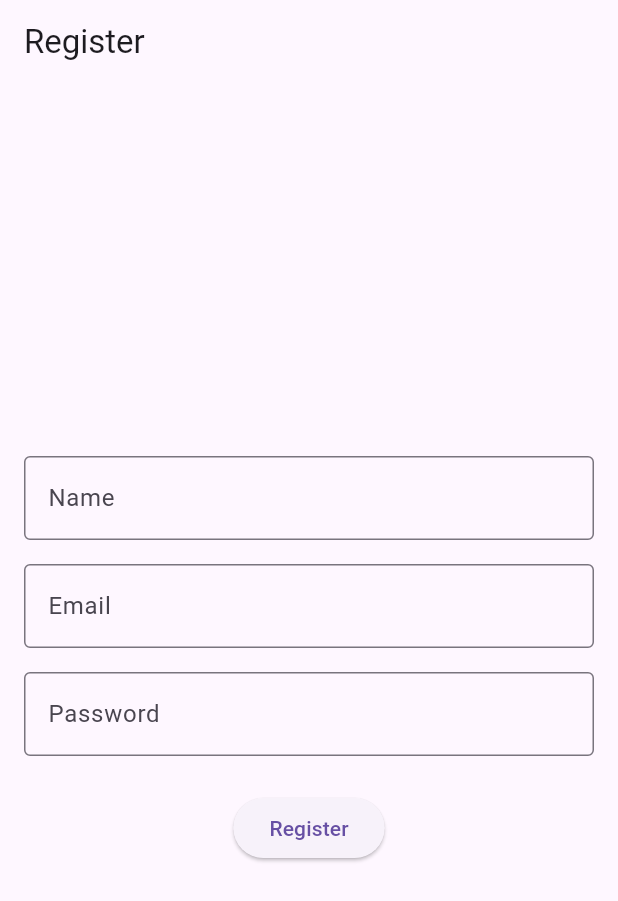
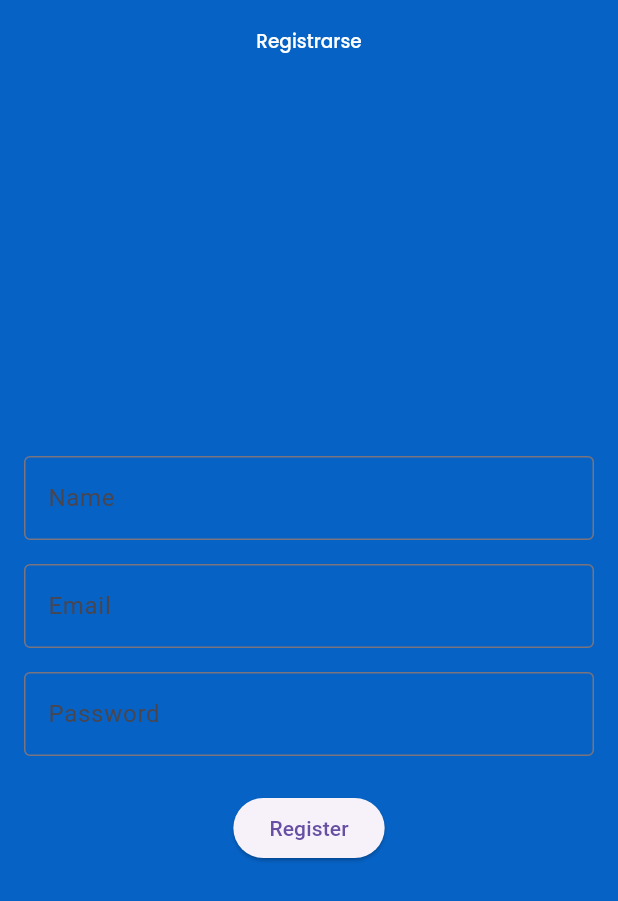
Before and after one commit to GeorgeLN/jules_psa, a Flutter app: the screen it shows after launch, on a phone screen of 412 x 824 dp. Shown: the top 901 px of the screen. Run offline on Flutter 3.47's test engine with Material 3 defaults, Android fonts, the phone set to English and light mode, and no system bars; our stand-ins replace audioplayers, carousel_slider, cloud_firestore, firebase_auth, firebase_core, firebase_storage and 3 more; accounts and stored records are empty.

Commit message:
Se realizan modificaciones

```diff
--- a/lib/presentation/screens/tablet/email_verification_tablet_screen.dart
+++ b/lib/presentation/screens/tablet/email_verification_tablet_screen.dart
@@ -7,7 +7,6 @@ import 'package:google_fonts/google_fonts.dart';
 import 'package:pain_scale_app/presentation/screens/screens.dart';
 
 class EmailVerificationTabletScreen extends StatefulWidget {
-
   const EmailVerificationTabletScreen({super.key});
 
   @override
--- a/lib/presentation/screens/tablet/first_tablet_screen.dart
+++ b/lib/presentation/screens/tablet/first_tablet_screen.dart
@@ -214,7 +214,7 @@ class _FirstTabletScreenState extends State<FirstTabletScreen> {
               Navigator.push(
                 context,
                 MaterialPageRoute(
-                  builder: (context) => const TabletDataUserScreen(),
+                  builder: (context) => const TermsConditionsMobileScreen(),
                 ),
               );
             },
--- a/lib/presentation/screens/tablet/register_tablet_screen.dart
+++ b/lib/presentation/screens/tablet/register_tablet_screen.dart
@@ -1,4 +1,5 @@
 import 'package:flutter/material.dart';
+import 'package:google_fonts/google_fonts.dart';
 import 'package:provider/provider.dart';
 import 'package:pain_scale_app/data/repositories/auth_repository.dart';
 import 'package:pain_scale_app/presentation/screens/screens.dart';
@@ -51,11 +52,31 @@ class _RegisterTabletScreenState extends State<RegisterTabletScreen> {
 
   @override
   Widget build(BuildContext context) {
+    var width = MediaQuery.of(context).size.width;
+    var height = MediaQuery.of(context).size.height;
+
     return Scaffold(
+      backgroundColor: Color.fromARGB(255, 6, 98, 196),
+
       appBar: AppBar(
-        title: const Text('Register'),
+        backgroundColor: Color.fromARGB(255, 6, 98, 196),
+        title: Text(
+          'Registrarse',
+          style: GoogleFonts.poppins(
+            fontSize: width * 0.03,
+            color: Colors.white,
+            fontWeight: FontWeight.w500,
           ),
-      body: Padding(
+        ),
+        centerTitle: true,
+        automaticallyImplyLeading: false,
+      ),
+
+      body: PopScope(
+        canPop: false,
+
+        child: SafeArea(
+          child: Padding(
             padding: const EdgeInsets.all(16.0),
             child: Form(
               key: _formKey,
@@ -119,6 +140,8 @@ class _RegisterTabletScreenState extends State<RegisterTabletScreen> {
               ),
             ),
           ),
+        ),
+      ),
     );
   }
 }
--- a/lib/presentation/screens/tablet/tablet_data_user_screen.dart
+++ b/lib/presentation/screens/tablet/tablet_data_user_screen.dart
@@ -17,8 +17,10 @@ import 'package:pain_scale_app/data/models/patient_model.dart';
 import '../screens.dart';
 
 class TabletDataUserScreen extends StatefulWidget {
+  const TabletDataUserScreen({super.key, this.patient, required this.isEditing});
+
   final PatientModel? patient;
-  const TabletDataUserScreen({super.key, this.patient});
+  final bool isEditing;
 
   @override
   State<TabletDataUserScreen> createState() => _TabletDataUserScreenState();
```
Also changed, not shown: lib/presentation/screens/mobile/email_verification_mobile_screen.dart (+4 -5 lines), lib/presentation/screens/tablet/options_tablet_screen.dart (+4 -4 lines). Lines whose indentation alone changed are shown as unchanged.
